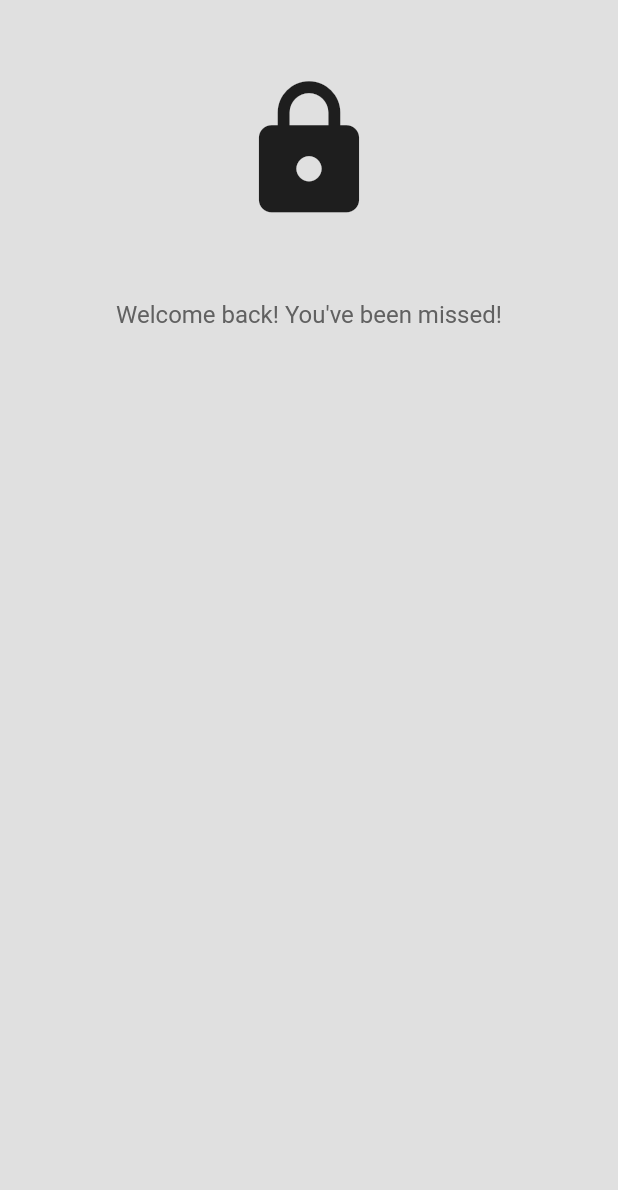
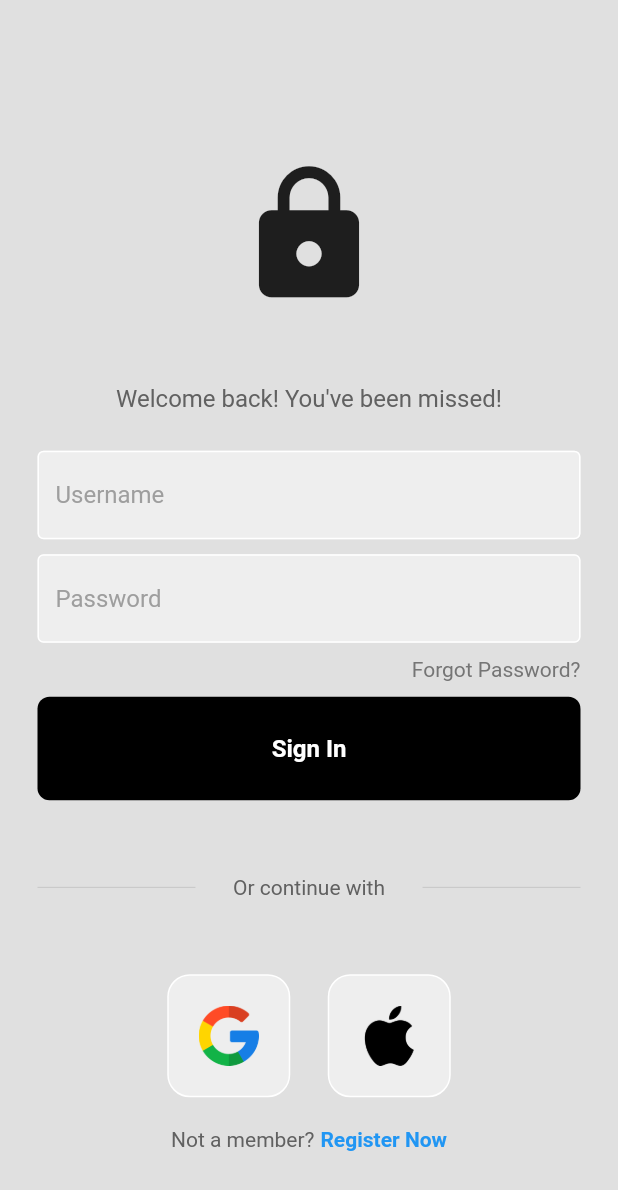
Before and after one commit to Sommos/Flutter_Simple_Login, a Flutter app: the screen it shows after launch, on a phone screen of 412 x 824 dp. Shown: the top 1190 px of the screen. Run offline on Flutter 3.47's test engine with Material 2 defaults, Android fonts, the phone set to English and light mode, and no system bars.

Commit message:
added a basic login page, no functionality yet

```diff
--- /dev/null
+++ b/lib/components/button.dart
@@ -0,0 +1,32 @@
+import 'package:flutter/material.dart';
+
+class MyButton extends StatelessWidget {
+  const MyButton({super.key, required this.onTap});
+
+  final Function()? onTap;
+
+  @override
+  Widget build(BuildContext context) {
+    return GestureDetector(
+      onTap: onTap,
+      child: Container(
+        padding: const EdgeInsets.all(25.0),
+        margin: const EdgeInsets.symmetric(horizontal: 25.0),
+        decoration: BoxDecoration(
+          color: Colors.black,
+          borderRadius: BorderRadius.circular(8.0),
+        ),
+        child: const Center(
+          child: Text(
+            "Sign In",
+            style: TextStyle(
+              color: Colors.white,
+              fontWeight: FontWeight.bold,
+              fontSize: 16,
+            ),
+          ),
+        ),
+      ),
+    );
+  }
+}
--- /dev/null
+++ b/lib/components/square_tile.dart
@@ -0,0 +1,26 @@
+import 'package:flutter/material.dart';
+
+class SquareTile extends StatelessWidget {
+  const SquareTile({
+    super.key,
+    required this.imagePath,
+  });
+
+  final String imagePath;
+
+  @override
+  Widget build(BuildContext context) {
+    return Container(
+      padding: EdgeInsets.all(20),
+      decoration: BoxDecoration(
+        border: Border.all(color: Colors.white),
+        borderRadius: BorderRadius.circular(15.0),
+        color: Colors.grey[200],
+      ),
+      child: Image.asset(
+        imagePath,
+        height: 40,
+      ),
+    );
+  }
+}
--- /dev/null
+++ b/lib/components/textfield.dart
@@ -0,0 +1,45 @@
+import 'package:flutter/material.dart';
+
+class MyTextField extends StatelessWidget {
+  final TextEditingController controller;
+  final String hintText;
+  final bool obscureText;
+
+  const MyTextField({
+    super.key,
+    required this.controller,
+    required this.hintText,
+    required this.obscureText,
+  });
+
+  @override
+  Widget build(BuildContext context) {
+    return Padding(
+      padding: const EdgeInsets.symmetric(
+        horizontal: 25.0
+      ),
+        child: TextField(
+          controller: controller,
+          obscureText: obscureText,
+          decoration: InputDecoration(
+            enabledBorder: const OutlineInputBorder(
+              borderSide: BorderSide(
+                color: Colors.white
+              ),
+            ),
+            focusedBorder: OutlineInputBorder(
+            borderSide: BorderSide(
+              color: Colors.grey.shade400
+            ),
+            ),
+          fillColor: Colors.grey.shade200,
+          filled: true,
+          hintText: hintText,
+          hintStyle: TextStyle(
+            color: Colors.grey[500]
+          ),
+          ),
+      ),
+    );
+  }
+}
--- a/lib/main.dart
+++ b/lib/main.dart
@@ -11,7 +11,7 @@ class MyApp extends StatelessWidget {
 
   @override
   Widget build(BuildContext context) {
-    return const MaterialApp(
+    return MaterialApp(
       debugShowCheckedModeBanner: false,
       home: LoginPage(),
     );
--- a/lib/pages/login_page.dart
+++ b/lib/pages/login_page.dart
@@ -1,7 +1,18 @@
 import 'package:flutter/material.dart';
+import 'package:third_app/components/square_tile.dart';
+
+import '../components/textfield.dart';
+import '../components/button.dart';
 
 class LoginPage extends StatelessWidget {
-  const LoginPage({super.key});
+  LoginPage({super.key});
+
+  // text editing controllers
+  final usernameController = TextEditingController();
+  final passwordController = TextEditingController();
+
+  // sign user in method
+  void signUserIn() {}
 
   @override
   Widget build(BuildContext context) {
@@ -10,6 +21,7 @@ class LoginPage extends StatelessWidget {
       body: SafeArea(
         child: Center(
           child: Column(
+            mainAxisAlignment: MainAxisAlignment.center,
             children: [
               const SizedBox(height: 50),
 
@@ -20,6 +32,7 @@ class LoginPage extends StatelessWidget {
               ),
 
               const SizedBox(height: 50),
+
               // welcome back, you've been missed!
               Text(
                 "Welcome back! You've been missed!",
@@ -27,20 +40,126 @@ class LoginPage extends StatelessWidget {
                 fontSize: 16,
                 )
               ),
+
+              const SizedBox(height: 25),
+
               // username text field
+              MyTextField(
+                controller: usernameController,
+                hintText: "Username",
+                obscureText: false,
+              ),
+
+              const SizedBox(height: 10),
 
               // password text field
+              MyTextField(
+                controller: passwordController,
+                hintText: "Password",
+                obscureText: true,
+              ),
+
+              const SizedBox(height: 10),
 
               // forgot password?
+              Padding(
+                padding: const EdgeInsets.symmetric(horizontal: 25.0),
+                child: Row(
+                  mainAxisAlignment: MainAxisAlignment.end,
+                  children: [
+                    Text(
+                      "Forgot Password?",
+                      style: TextStyle(
+                        color: Colors.grey[600],
+                      ),
+                    ),
+                  ]
+                ),
+              ),
+
+              const SizedBox(height: 10),
 
               // sign in button
+              MyButton(
+                onTap: signUserIn,
+              ),
+
+              const SizedBox(height: 50),
 
               // or continue with
+              Padding(
+                padding: const EdgeInsets.symmetric(horizontal: 25.0),
+                child: Row(
+                  children: [
+                    Expanded(
+                      child: Divider(
+                        thickness: 0.5,
+                        color: Colors.grey[400],
+                      ),
+                    ),
+
+                    Padding(
+                      padding: const EdgeInsets.symmetric(horizontal: 25.0),
+                      child: Text(
+                        "Or continue with",
+                        style: TextStyle(
+                          color: Colors.grey[700]
+                        ),
+                      ),
+                    ),
+
+                    Expanded(
+                      child: Divider(
+                        thickness: 0.5,
+                        color: Colors.grey[400],
+                      ),
+                    ),
+                  ],
+                ),
+              ),
+
+              const SizedBox(height: 50),
 
               // google & apple sign in buttons
+              Row(
+                mainAxisAlignment: MainAxisAlignment.center,
+                children: const [
+                  SquareTile(
+                    imagePath: 'lib/images/google_logo.png'
+                  ),
+
+                  SizedBox(
+                    width: 25,
+                  ),
+
+                  SquareTile(
+                    imagePath: 'lib/images/apple_logo.png'
+                  ),
+                ],
+              ),
+
+              const SizedBox(height: 20),
 
               // not a member? register now
-
+              Row(
+                mainAxisAlignment: MainAxisAlignment.center,
+                children: [
+                  Text(
+                    "Not a member?",
+                    style: TextStyle(color: Colors.grey[700]),
+                  ),
+                  const SizedBox(
+                    width: 4
+                  ),
+                  const Text(
+                    "Register Now",
+                    style: TextStyle(
+                      color: Colors.blue,
+                      fontWeight: FontWeight.bold
+                    ),
+                  ),
+                ],
+              ),
             ],
           ),
         ),
```
